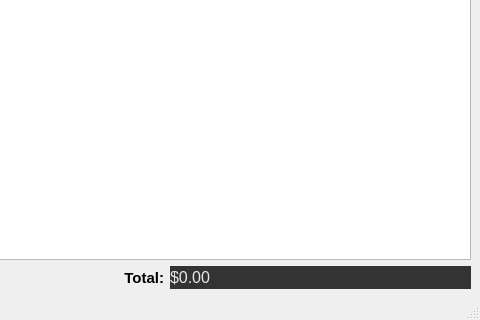
moylty/DejaBrewPOS, file qtc-part2/mainwindow.ui: the form before one commit; both pictures show x 409 to 889 and y 393 to 713 of the 889 by 713 pixel window.
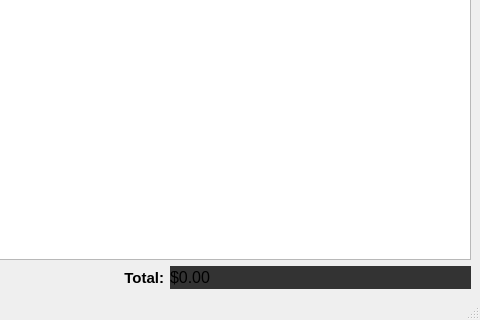
The form after the commit.

Patch:
```diff
--- a/qtc-part2/mainwindow.ui
+++ b/qtc-part2/mainwindow.ui
@@ -170,15 +170,6 @@
         <property name="palette">
          <palette>
           <active>
-           <colorrole role="WindowText">
-            <brush brushstyle="SolidPattern">
-             <color alpha="255">
-              <red>0</red>
-              <green>0</green>
-              <blue>0</blue>
-             </color>
-            </brush>
-           </colorrole>
            <colorrole role="Button">
             <brush brushstyle="SolidPattern">
              <color alpha="255">
@@ -188,15 +179,6 @@
              </color>
             </brush>
            </colorrole>
-           <colorrole role="Light">
-            <brush brushstyle="SolidPattern">
-             <color alpha="255">
-              <red>255</red>
-              <green>255</green>
-              <blue>255</blue>
-             </color>
-            </brush>
-           </colorrole>
            <colorrole role="Midlight">
             <brush brushstyle="SolidPattern">
              <color alpha="255">
@@ -224,42 +206,6 @@
              </color>
             </brush>
            </colorrole>
-           <colorrole role="Text">
-            <brush brushstyle="SolidPattern">
-             <color alpha="255">
-              <red>0</red>
-              <green>0</green>
-              <blue>0</blue>
-             </color>
-            </brush>
-           </colorrole>
-           <colorrole role="BrightText">
-            <brush brushstyle="SolidPattern">
-             <color alpha="255">
-              <red>255</red>
-              <green>255</green>
-              <blue>255</blue>
-             </color>
-            </brush>
-           </colorrole>
-           <colorrole role="ButtonText">
-            <brush brushstyle="SolidPattern">
-             <color alpha="255">
-              <red>0</red>
-              <green>0</green>
-              <blue>0</blue>
-             </color>
-            </brush>
-           </colorrole>
-           <colorrole role="Base">
-            <brush brushstyle="SolidPattern">
-             <color alpha="255">
-              <red>255</red>
-              <green>255</green>
-              <blue>255</blue>
-             </color>
-            </brush>
-           </colorrole>
            <colorrole role="Window">
             <brush brushstyle="SolidPattern">
              <color alpha="255">
@@ -287,35 +233,8 @@
              </color>
             </brush>
            </colorrole>
-           <colorrole role="ToolTipBase">
-            <brush brushstyle="SolidPattern">
-             <color alpha="255">
-              <red>255</red>
-              <green>255</green>
-              <blue>220</blue>
-             </color>
-            </brush>
-           </colorrole>
-           <colorrole role="ToolTipText">
-            <brush brushstyle="SolidPattern">
-             <color alpha="255">
-              <red>0</red>
-              <green>0</green>
-              <blue>0</blue>
-             </color>
-            </brush>
-           </colorrole>
           </active>
           <inactive>
-           <colorrole role="WindowText">
-            <brush brushstyle="SolidPattern">
-             <color alpha="255">
-              <red>231</red>
-              <green>231</green>
-              <blue>231</blue>
-             </color>
-            </brush>
-           </colorrole>
            <colorrole role="Button">
             <brush brushstyle="SolidPattern">
              <color alpha="255">
@@ -325,15 +244,6 @@
              </color>
             </brush>
            </colorrole>
-           <colorrole role="Light">
-            <brush brushstyle="SolidPattern">
-             <color alpha="255">
-              <red>255</red>
-              <green>255</green>
-              <blue>255</blue>
-             </color>
-            </brush>
-           </colorrole>
            <colorrole role="Midlight">
             <brush brushstyle="SolidPattern">
              <color alpha="255">
@@ -361,42 +271,6 @@
              </color>
             </brush>
            </colorrole>
-           <colorrole role="Text">
-            <brush brushstyle="SolidPattern">
-             <color alpha="255">
-              <red>231</red>
-              <green>231</green>
-              <blue>231</blue>
-             </color>
-            </brush>
-           </colorrole>
-           <colorrole role="BrightText">
-            <brush brushstyle="SolidPattern">
-             <color alpha="255">
-              <red>255</red>
-              <green>0</green>
-              <blue>0</blue>
-             </color>
-            </brush>
-           </colorrole>
-           <colorrole role="ButtonText">
-            <brush brushstyle="SolidPattern">
-             <color alpha="255">
-              <red>231</red>
-              <green>231</green>
-              <blue>231</blue>
-             </color>
-            </brush>
-           </colorrole>
-           <colorrole role="Base">
-            <brush brushstyle="SolidPattern">
-             <color alpha="255">
-              <red>51</red>
-              <green>51</green>
-              <blue>51</blue>
-             </color>
-            </brush>
-           </colorrole>
            <colorrole role="Window">
             <brush brushstyle="SolidPattern">
              <color alpha="255">
@@ -424,35 +298,8 @@
              </color>
             </brush>
            </colorrole>
-           <colorrole role="ToolTipBase">
-            <brush brushstyle="SolidPattern">
-             <color alpha="102">
-              <red>0</red>
-              <green>0</green>
-              <blue>0</blue>
-             </color>
-            </brush>
-           </colorrole>
-           <colorrole role="ToolTipText">
-            <brush brushstyle="SolidPattern">
-             <color alpha="255">
-              <red>231</red>
-              <green>231</green>
-              <blue>231</blue>
-             </color>
-            </brush>
-           </colorrole>
           </inactive>
           <disabled>
-           <colorrole role="WindowText">
-            <brush brushstyle="SolidPattern">
-             <color alpha="255">
-              <red>127</red>
-              <green>127</green>
-              <blue>127</blue>
-             </color>
-            </brush>
-           </colorrole>
            <colorrole role="Button">
             <brush brushstyle="SolidPattern">
              <color alpha="255">
@@ -462,15 +309,6 @@
              </color>
             </brush>
            </colorrole>
-           <colorrole role="Light">
-            <brush brushstyle="SolidPattern">
-             <color alpha="255">
-              <red>255</red>
-              <green>255</green>
-              <blue>255</blue>
-             </color>
-            </brush>
-           </colorrole>
            <colorrole role="Midlight">
             <brush brushstyle="SolidPattern">
              <color alpha="255">
@@ -498,42 +336,6 @@
              </color>
             </brush>
            </colorrole>
-           <colorrole role="Text">
-            <brush brushstyle="SolidPattern">
-             <color alpha="255">
-              <red>127</red>
-              <green>127</green>
-              <blue>127</blue>
-             </color>
-            </brush>
-           </colorrole>
-           <colorrole role="BrightText">
-            <brush brushstyle="SolidPattern">
-             <color alpha="255">
-              <red>255</red>
-              <green>255</green>
-              <blue>255</blue>
-             </color>
-            </brush>
-           </colorrole>
-           <colorrole role="ButtonText">
-            <brush brushstyle="SolidPattern">
-             <color alpha="255">
-              <red>127</red>
-              <green>127</green>
-              <blue>127</blue>
-             </color>
-            </brush>
-           </colorrole>
-           <colorrole role="Base">
-            <brush brushstyle="SolidPattern">
-             <color alpha="255">
-              <red>255</red>
-              <green>255</green>
-              <blue>255</blue>
-             </color>
-            </brush>
-           </colorrole>
            <colorrole role="Window">
             <brush brushstyle="SolidPattern">
              <color alpha="255">
@@ -561,24 +363,6 @@
              </color>
             </brush>
            </colorrole>
-           <colorrole role="ToolTipBase">
-            <brush brushstyle="SolidPattern">
-             <color alpha="102">
-              <red>0</red>
-              <green>0</green>
-              <blue>0</blue>
-             </color>
-            </brush>
-           </colorrole>
-           <colorrole role="ToolTipText">
-            <brush brushstyle="SolidPattern">
-             <color alpha="255">
-              <red>231</red>
-              <green>231</green>
-              <blue>231</blue>
-             </color>
-            </brush>
-           </colorrole>
           </disabled>
          </palette>
         </property>
```
Left out of the diff: 5 changed lines with no effect on the pictures.
